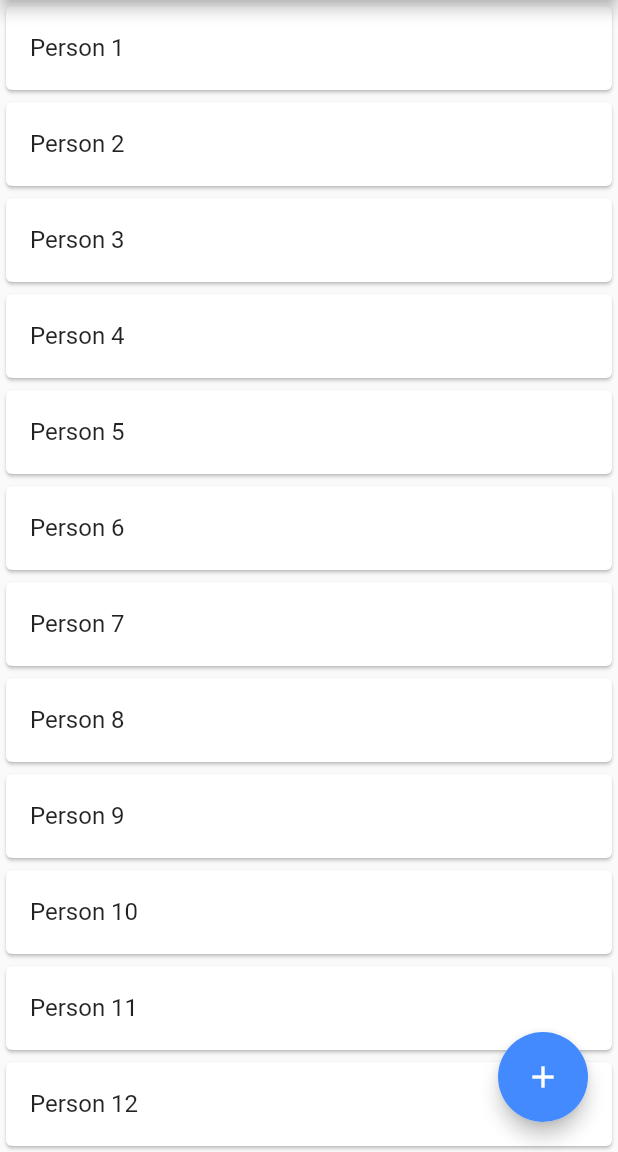
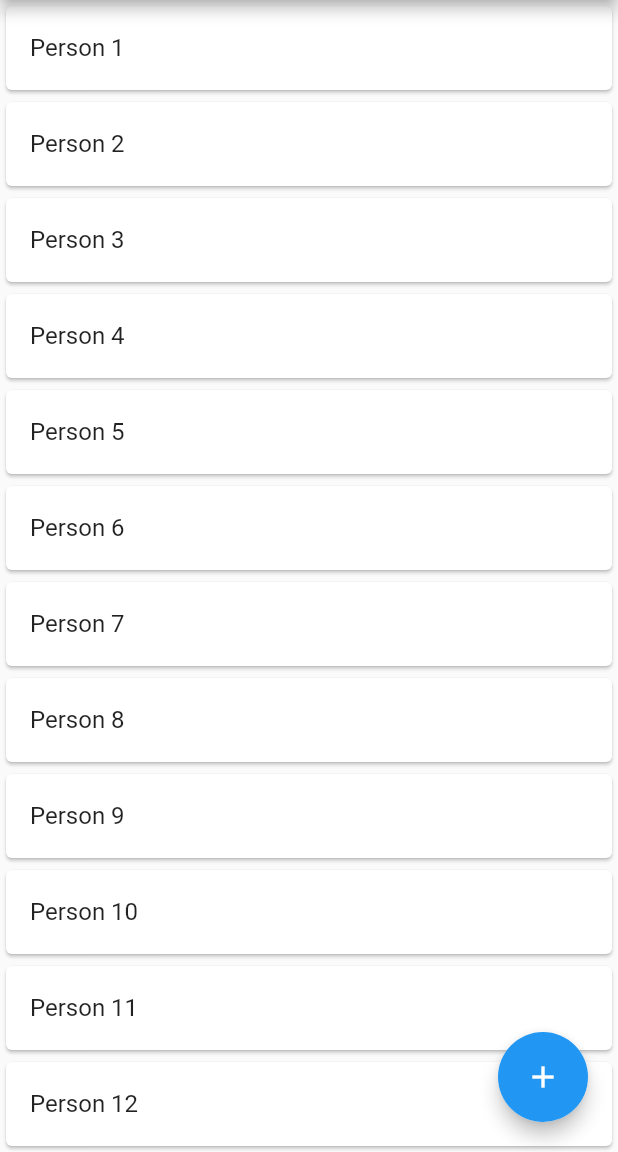
Before and after one commit to ajomuch92/flutter-scrolling-fab-animated, a Flutter app: the screen it shows after launch, on a phone screen of 412 x 824 dp, the part 84-1236 px from its top. Run offline on Flutter 3.47's test engine with Material 2 defaults, Android fonts, the phone set to English and light mode, and no system bars.

Commit message:
fix: 🐛 Fixing color from Theme when color is passing null

```diff
--- a/lib/flutter_scrolling_fab_animated.dart
+++ b/lib/flutter_scrolling_fab_animated.dart
@@ -54,7 +54,7 @@ class ScrollingFabAnimated extends StatefulWidget {
       this.duration = const Duration(milliseconds: 250),
       this.curve,
       this.limitIndicator = 10.0,
-      this.color = Colors.blueAccent,
+      this.color,
       this.animateIcon = true})
       : super(key: key);
 
@@ -113,15 +113,15 @@ class _ScrollingFabAnimatedState extends State<ScrollingFabAnimated> {
             bool _isFull = _endTween == 100;
             print((3.6 * math.pi / 180) * size);
             return Container(
+              decoration: BoxDecoration(
+                  borderRadius:
+                      BorderRadius.all(Radius.circular(widget.height! / 2)),
+                  color: widget.color ?? Theme.of(context).primaryColor),
               height: widget.height,
               width: widget.height! + _widthPercent * size,
               child: InkWell(
                 onTap: widget.onPress,
                 child: Ink(
-                  decoration: BoxDecoration(
-                      borderRadius:
-                          BorderRadius.all(Radius.circular(widget.height! / 2)),
-                      color: widget.color),
                   child: Row(
                     mainAxisAlignment: _isFull
                         ? MainAxisAlignment.spaceEvenly
```
